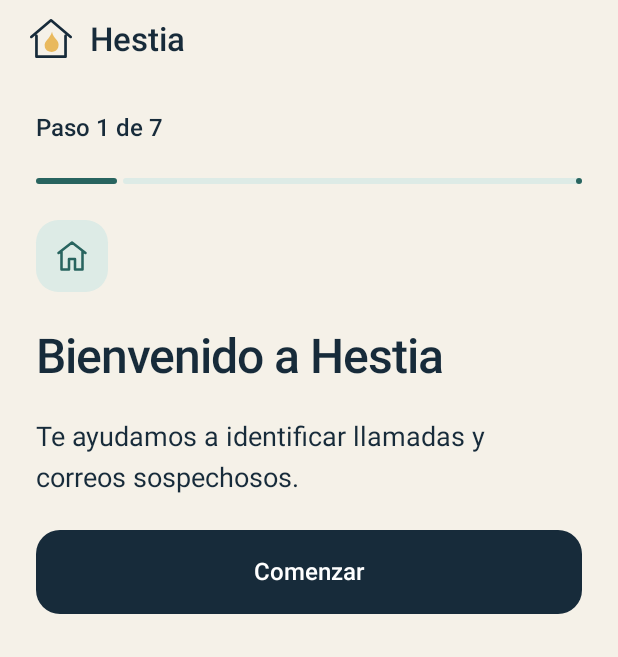
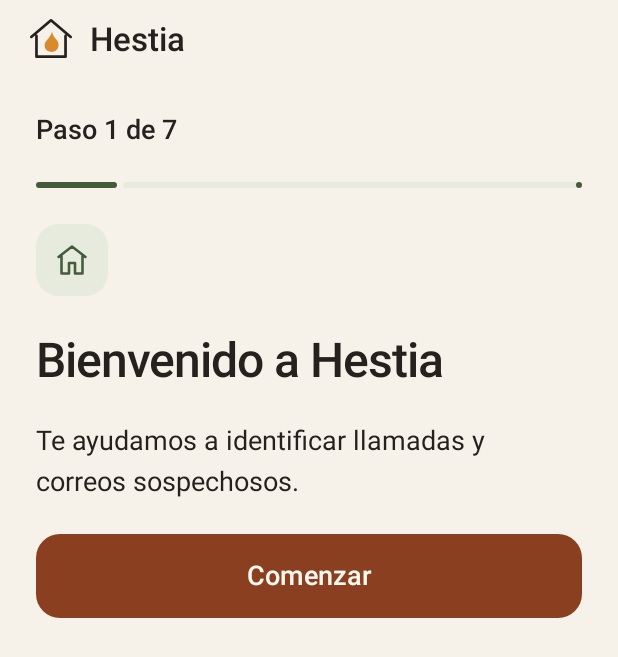
Before and after one commit to matiasperez1/HestiaInnova20262, an Android app built with Jetpack Compose: the screen it shows after launch (MainActivity), on a phone screen of 412 x 824 dp. Shown: the top 657 px of the screen. Run offline under Robolectric (Android 15) with nearby library versions, the phone set to English and light mode, and no system bars.

Commit message:
Etapa 1.2: Actualización de diseño y mejoras de accesibilidad

```diff
--- a/app/src/main/java/cl/grupo28/hestia/core/components/HestiaIcons.kt
+++ b/app/src/main/java/cl/grupo28/hestia/core/components/HestiaIcons.kt
@@ -13,8 +13,7 @@ import androidx.compose.ui.graphics.StrokeJoin
 import androidx.compose.ui.graphics.vector.ImageVector
 import androidx.compose.ui.graphics.vector.PathParser
 import androidx.compose.ui.unit.dp
-import cl.grupo28.hestia.core.theme.Amber
-import cl.grupo28.hestia.core.theme.DeepBlue
+
 
 enum class HestiaSymbol(val path: String) {
     HOME("M3,10 L12,3 L21,10 M5,9 L5,21 L10,21 L10,14 L14,14 L14,21 L19,21 L19,9"),
@@ -52,19 +51,21 @@ fun HestiaIcon(symbol: HestiaSymbol, modifier: Modifier = Modifier, tint: Color
 /** A small flame sheltered by a roof, drawn as a code-native vector. */
 @Composable
 fun HestiaMark(modifier: Modifier = Modifier, onDark: Boolean = false) {
+    val ink = MaterialTheme.colorScheme.onSurface
+    val accent = MaterialTheme.colorScheme.tertiary
     Canvas(modifier.size(52.dp)) {
         val unit = size.minDimension / 52f
         val roof = androidx.compose.ui.graphics.Path().apply {
             moveTo(7 * unit, 24 * unit); lineTo(26 * unit, 8 * unit); lineTo(45 * unit, 24 * unit)
             moveTo(12 * unit, 23 * unit); lineTo(12 * unit, 43 * unit); lineTo(40 * unit, 43 * unit); lineTo(40 * unit, 23 * unit)
         }
-        drawPath(roof, if (onDark) Color.White else DeepBlue, style = androidx.compose.ui.graphics.drawscope.Stroke(2.6f * unit, cap = StrokeCap.Round, join = StrokeJoin.Round))
+        drawPath(roof, ink, style = androidx.compose.ui.graphics.drawscope.Stroke(2.6f * unit, cap = StrokeCap.Round, join = StrokeJoin.Round))
         val flame = androidx.compose.ui.graphics.Path().apply {
             moveTo(27 * unit, 19 * unit)
             cubicTo(28 * unit, 26 * unit, 35 * unit, 27 * unit, 33 * unit, 34 * unit)
             cubicTo(31 * unit, 41 * unit, 20 * unit, 39 * unit, 20 * unit, 33 * unit)
             cubicTo(19 * unit, 28 * unit, 25 * unit, 26 * unit, 27 * unit, 19 * unit)
         }
-        drawPath(flame, Amber)
+        drawPath(flame, accent)
     }
 }
--- a/app/src/main/java/cl/grupo28/hestia/core/navigation/HestiaApp.kt
+++ b/app/src/main/java/cl/grupo28/hestia/core/navigation/HestiaApp.kt
@@ -20,6 +20,7 @@ import androidx.compose.ui.platform.LocalContext
 import androidx.compose.ui.platform.testTag
 import androidx.compose.ui.semantics.Role
 import androidx.compose.ui.unit.dp
+import androidx.compose.ui.text.font.FontWeight
 import androidx.navigation.NavType
 import androidx.navigation.compose.*
 import androidx.navigation.navArgument
@@ -90,14 +91,14 @@ private fun MainNavigation(viewModel: HestiaViewModel) {
         topBar = { BrandHeader(if (detail) { { nav.popBackStack(); Unit } } else null, if (route == "summary") { { nav.navigate("settings") } } else null) },
         bottomBar = {
             Surface(color = MaterialTheme.colorScheme.surface, border = BorderStroke(1.dp, MaterialTheme.colorScheme.outlineVariant)) {
-                Row(Modifier.fillMaxWidth().navigationBarsPadding().selectableGroup().padding(6.dp)) {
+                Row(Modifier.fillMaxWidth().navigationBarsPadding().selectableGroup().padding(12.dp), horizontalArrangement = Arrangement.spacedBy(12.dp)) {
                     destinations.forEach { destination ->
                         val active = selected == destination.route
                         Surface(Modifier.weight(1f), shape = MaterialTheme.shapes.medium, color = if (active) MaterialTheme.colorScheme.secondaryContainer else MaterialTheme.colorScheme.surface) {
                             Column(Modifier.fillMaxWidth().heightIn(min = 76.dp).testTag("tab_${destination.route}").selectable(active, role = Role.Tab, onClick = { openMain(destination.route) }).padding(horizontal = 4.dp, vertical = 10.dp),
                                 horizontalAlignment = Alignment.CenterHorizontally, verticalArrangement = Arrangement.spacedBy(5.dp)) {
                                 HestiaIcon(destination.icon)
-                                Text(destination.label, style = MaterialTheme.typography.labelMedium, textAlign = androidx.compose.ui.text.style.TextAlign.Center)
+                                Text(destination.label, fontWeight = if (active) FontWeight.Bold else FontWeight.Normal, style = MaterialTheme.typography.labelMedium, textAlign = androidx.compose.ui.text.style.TextAlign.Center)
                             }
                         }
                     }
--- a/app/src/main/java/cl/grupo28/hestia/core/theme/Color.kt
+++ b/app/src/main/java/cl/grupo28/hestia/core/theme/Color.kt
@@ -1,11 +1,8 @@
 package cl.grupo28.hestia.core.theme
-
 import androidx.compose.ui.graphics.Color
-
-val DeepBlue = Color(0xFF172B3A)
-val Petroleum = Color(0xFF347C78)
-// Darker companion for small text and controls on ivory (contrast above 4.5:1).
-val PetroleumInk = Color(0xFF28645F)
-val Ivory = Color(0xFFF5F1E8)
-val Amber = Color(0xFFE9B95D)
-val Coral = Color(0xFFC96C63)
+val Background = Color(0xFFF7F2E9)
+val CardSurface = Color(0xFFFFF9F0)
+val Ink = Color(0xFF24211F)
+val Action = Color(0xFF8A3F20)
+val Positive = Color(0xFF435A3B)
+val Amber = Color(0xFFD88A2D)
--- a/app/src/main/java/cl/grupo28/hestia/core/theme/Theme.kt
+++ b/app/src/main/java/cl/grupo28/hestia/core/theme/Theme.kt
@@ -13,27 +13,32 @@ import androidx.compose.ui.unit.dp
 import cl.grupo28.hestia.core.accessibility.DisplayPreferences
 
 private val Colors = lightColorScheme(
-    primary = DeepBlue, onPrimary = Color.White,
-    primaryContainer = Color(0xFFE1EDEA), onPrimaryContainer = DeepBlue,
-    secondary = PetroleumInk, onSecondary = Color.White,
-    secondaryContainer = Color(0xFFDDEBE6), onSecondaryContainer = DeepBlue,
-    tertiary = Color(0xFF765413), onTertiary = Color.White,
-    tertiaryContainer = Color(0xFFF8E6BE), onTertiaryContainer = Color(0xFF4B350B),
-    background = Ivory, onBackground = DeepBlue,
-    surface = Color(0xFFFFFCF6), onSurface = DeepBlue,
-    surfaceVariant = Color(0xFFECE8DE), onSurfaceVariant = Color(0xFF526068),
-    outline = Color(0xFF79827E), outlineVariant = Color(0xFFD9DCD4),
-    error = Color(0xFF963C35), onError = Color.White,
-    errorContainer = Color(0xFFF8E4DE), onErrorContainer = Color(0xFF6F2C26),
-    surfaceContainer = Color(0xFFFFFCF6),
+    primary = Action, onPrimary = CardSurface,
+    primaryContainer = Color(0xFFF4DDB8), onPrimaryContainer = Ink,
+    secondary = Positive, onSecondary = CardSurface,
+    secondaryContainer = Color(0xFFE7EBDD), onSecondaryContainer = Ink,
+    tertiary = Amber, onTertiary = Ink,
+    tertiaryContainer = Color(0xFFF4DDB8), onTertiaryContainer = Color(0xFF24211F),
+    background = Background, onBackground = Ink,
+    surface = Color(0xFFFFF9F0), onSurface = Ink,
+    surfaceVariant = Color(0xFFF4DDB8), onSurfaceVariant = Color(0xFF514A44),
+    outline = Color(0xFF514A44), outlineVariant = Color(0xFFCFC2B2),
+    error = Color(0xFF963B32), onError = CardSurface,
+    errorContainer = Color(0xFFF4DEDA), onErrorContainer = Color(0xFF963B32),
+    surfaceContainer = CardSurface,
+    surfaceContainerLowest = Background, surfaceContainerLow = CardSurface,
+    surfaceContainerHigh = CardSurface, surfaceContainerHighest = CardSurface,
+    surfaceBright = CardSurface, surfaceDim = Background, surfaceTint = Action,
+    inverseSurface = Ink, inverseOnSurface = CardSurface, inversePrimary = Color(0xFFF4DDB8),
+    scrim = Ink,
 )
 
 @Composable
 fun HestiaTheme(preferences: DisplayPreferences = DisplayPreferences(), content: @Composable () -> Unit) {
     val density = LocalDensity.current
     val colors = if (preferences.highContrast) Colors.copy(
-        onSurfaceVariant = DeepBlue, outline = DeepBlue, outlineVariant = DeepBlue,
-        secondary = Color(0xFF164C47), background = Color.White, surface = Color.White,
+        onSurfaceVariant = Ink, outline = Ink, outlineVariant = Ink,
+        secondary = Color(0xFF435A3B), background = CardSurface, surface = CardSurface,
     ) else Colors
     CompositionLocalProvider(LocalDensity provides Density(density.density, density.fontScale * preferences.textSize.scale)) {
         MaterialTheme(
--- a/app/src/main/java/cl/grupo28/hestia/core/theme/Type.kt
+++ b/app/src/main/java/cl/grupo28/hestia/core/theme/Type.kt
@@ -9,12 +9,12 @@ import androidx.compose.ui.unit.sp
 val HestiaTypography = Typography(
     displaySmall = TextStyle(fontFamily = FontFamily.SansSerif, fontWeight = FontWeight.SemiBold, fontSize = 36.sp, lineHeight = 42.sp, letterSpacing = (-1).sp),
     headlineLarge = TextStyle(fontFamily = FontFamily.SansSerif, fontWeight = FontWeight.SemiBold, fontSize = 32.sp, lineHeight = 39.sp, letterSpacing = (-0.7).sp),
-    headlineMedium = TextStyle(fontFamily = FontFamily.SansSerif, fontWeight = FontWeight.SemiBold, fontSize = 27.sp, lineHeight = 34.sp),
+    headlineMedium = TextStyle(fontFamily = FontFamily.SansSerif, fontWeight = FontWeight.SemiBold, fontSize = 28.sp, lineHeight = 34.sp),
     titleLarge = TextStyle(fontFamily = FontFamily.SansSerif, fontWeight = FontWeight.SemiBold, fontSize = 22.sp, lineHeight = 29.sp),
-    titleMedium = TextStyle(fontFamily = FontFamily.SansSerif, fontWeight = FontWeight.SemiBold, fontSize = 18.sp, lineHeight = 25.sp),
+    titleMedium = TextStyle(fontFamily = FontFamily.SansSerif, fontWeight = FontWeight.SemiBold, fontSize = 20.sp, lineHeight = 28.sp),
     bodyLarge = TextStyle(fontFamily = FontFamily.SansSerif, fontWeight = FontWeight.Normal, fontSize = 18.sp, lineHeight = 27.sp),
     bodyMedium = TextStyle(fontFamily = FontFamily.SansSerif, fontWeight = FontWeight.Normal, fontSize = 16.sp, lineHeight = 24.sp),
-    labelLarge = TextStyle(fontFamily = FontFamily.SansSerif, fontWeight = FontWeight.SemiBold, fontSize = 16.sp, lineHeight = 22.sp),
-    labelMedium = TextStyle(fontFamily = FontFamily.SansSerif, fontWeight = FontWeight.Medium, fontSize = 13.sp, lineHeight = 19.sp),
-    labelSmall = TextStyle(fontFamily = FontFamily.SansSerif, fontWeight = FontWeight.SemiBold, fontSize = 12.sp, lineHeight = 18.sp, letterSpacing = 1.sp),
+    labelLarge = TextStyle(fontFamily = FontFamily.SansSerif, fontWeight = FontWeight.SemiBold, fontSize = 18.sp, lineHeight = 26.sp),
+    labelMedium = TextStyle(fontFamily = FontFamily.SansSerif, fontWeight = FontWeight.Medium, fontSize = 16.sp, lineHeight = 24.sp),
+    labelSmall = TextStyle(fontFamily = FontFamily.SansSerif, fontWeight = FontWeight.SemiBold, fontSize = 16.sp, lineHeight = 24.sp, letterSpacing = 1.sp),
 )
--- a/app/src/main/java/cl/grupo28/hestia/features/education/EducationScreen.kt
+++ b/app/src/main/java/cl/grupo28/hestia/features/education/EducationScreen.kt
@@ -16,10 +16,10 @@ fun EducationScreen(completed: Set<Int>, onLesson: (Int) -> Unit) {
         lessons.forEach { lesson ->
             Surface(onClick = { onLesson(lesson.id) }, shape = MaterialTheme.shapes.medium, color = MaterialTheme.colorScheme.surface) {
                 Row(Modifier.fillMaxWidth().heightIn(min = 88.dp).padding(18.dp), verticalAlignment = Alignment.CenterVertically, horizontalArrangement = Arrangement.spacedBy(14.dp)) {
-                    Text(lesson.id.toString().padStart(2, '0'), style = MaterialTheme.typography.titleLarge, color = MaterialTheme.colorScheme.secondary)
+                    IconTile(lesson.symbol)
                     Column(Modifier.weight(1f), verticalArrangement = Arrangement.spacedBy(4.dp)) {
                         Text(lesson.title, style = MaterialTheme.typography.titleMedium)
-                        Text(if (lesson.id in completed) "Completada" else "Por aprender", style = MaterialTheme.typography.bodyMedium)
+                        Text(if (lesson.id in completed) "Completada" else "Toca para aprender", style = MaterialTheme.typography.bodyMedium)
                     }
                     HestiaIcon(if (lesson.id in completed) HestiaSymbol.CHECK else HestiaSymbol.ARROW)
                 }
@@ -61,7 +61,7 @@ fun LessonScreen(lesson: LessonUiModel, saving: Boolean, onComplete: () -> Unit,
             }
             if (answer != null) PrimaryButton(if (saving) "Guardando…" else if (lesson.id < 5) "Siguiente lección" else "Terminar", onComplete, enabled = !saving)
         }
-        Column {
+        Column(verticalArrangement = Arrangement.spacedBy(12.dp)) {
             Text("Fuentes oficiales", style = MaterialTheme.typography.labelMedium)
             lesson.sources.forEach { source ->
                 TextButton({ onSource(source) }, Modifier.heightIn(min = 48.dp)) { Text(source.title) }
--- a/app/src/main/java/cl/grupo28/hestia/features/family/FamilyScreen.kt
+++ b/app/src/main/java/cl/grupo28/hestia/features/family/FamilyScreen.kt
@@ -37,14 +37,14 @@ fun FamilyScreen(contacts: List<EmergencyContact>, saving: Boolean, onAdd: (Stri
                     }
                 }
                 SecondaryButton("Llamar", { onCall(contact) }, Modifier.semantics { contentDescription = "Llamar a ${contact.name}" })
-                TextButton({ deleting = contact }, Modifier.heightIn(min = 48.dp).semantics { contentDescription = "Eliminar a ${contact.name}" }) { Text("Eliminar") }
+                TextButton({ deleting = contact }, Modifier.heightIn(min = 48.dp).semantics { contentDescription = "Eliminar a ${contact.name}" }) { Text("Eliminar", color = MaterialTheme.colorScheme.error) }
             }
         }
     }
     if (adding) AddContactDialog(saving, { adding = false }, { name, phone -> onAdd(name, phone) { adding = false } })
     deleting?.let { contact ->
         AlertDialog(onDismissRequest = { if (!saving) deleting = null }, title = { Text("¿Eliminar a ${contact.name}?") },
-            confirmButton = { TextButton({ onRemove(contact.id) { deleting = null } }, enabled = !saving) { Text("Eliminar contacto") } },
+            confirmButton = { TextButton({ onRemove(contact.id) { deleting = null } }, enabled = !saving) { Text("Eliminar contacto", color = MaterialTheme.colorScheme.error) } },
             dismissButton = { TextButton({ deleting = null }, enabled = !saving) { Text("Cancelar") } })
     }
 }
--- a/app/src/main/java/cl/grupo28/hestia/features/summary/SummaryScreen.kt
+++ b/app/src/main/java/cl/grupo28/hestia/features/summary/SummaryScreen.kt
@@ -30,7 +30,8 @@ fun SummaryScreen(week: WeekRange, summary: WeeklySummary?) {
                 Metric(summary?.registeredCalls, "Registradas por Hestia", Modifier.weight(1f))
                 Metric(summary?.suspiciousCalls, "Sospechosas", Modifier.weight(1f))
             }
-            HorizontalDivider()
+        }
+        HestiaCard {
             MetricHeading("Correos", HestiaSymbol.MAIL)
             Row(horizontalArrangement = Arrangement.spacedBy(16.dp)) {
                 Metric(summary?.analyzedEmails, "Analizados", Modifier.weight(1f))
@@ -39,7 +40,7 @@ fun SummaryScreen(week: WeekRange, summary: WeeklySummary?) {
         }
         HestiaCard {
             Row(verticalAlignment = Alignment.CenterVertically, horizontalArrangement = Arrangement.spacedBy(18.dp)) {
-                Text(summary?.reviewedAlerts?.toString() ?: "—", style = MaterialTheme.typography.displaySmall)
+                Text(summary?.reviewedAlerts?.toString() ?: "Sin datos", style = if (summary == null) MaterialTheme.typography.titleLarge else MaterialTheme.typography.displaySmall)
                 Text("Alertas revisadas por ti", style = MaterialTheme.typography.titleMedium, modifier = Modifier.weight(1f))
             }
         }
@@ -58,7 +59,7 @@ private fun MetricHeading(text: String, symbol: HestiaSymbol) {
 @Composable
 private fun Metric(value: Int?, label: String, modifier: Modifier) {
     Column(modifier.clearAndSetSemantics { contentDescription = "$label: ${value?.toString() ?: "Sin datos"}" }, verticalArrangement = Arrangement.spacedBy(3.dp)) {
-        Text(value?.toString() ?: "—", style = MaterialTheme.typography.displaySmall)
+        Text(value?.toString() ?: "Sin datos", style = if (value == null) MaterialTheme.typography.titleLarge else MaterialTheme.typography.displaySmall)
         Text(label, style = MaterialTheme.typography.bodyMedium)
     }
 }
```
Also changed, not shown: 4 other files.
